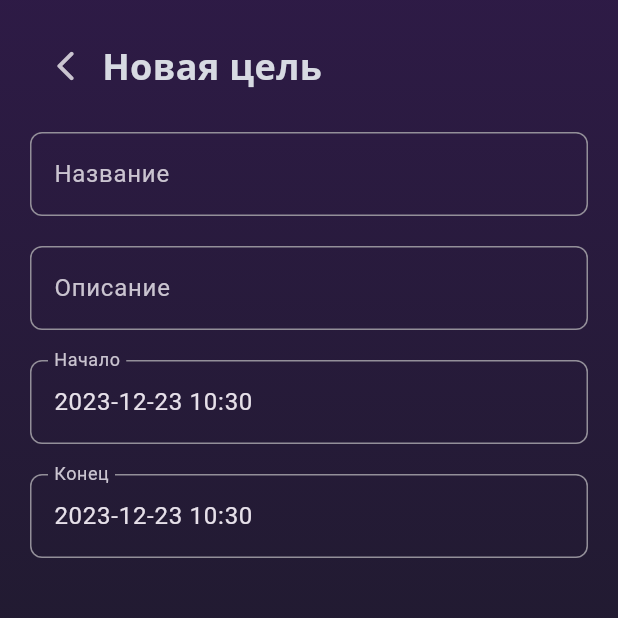
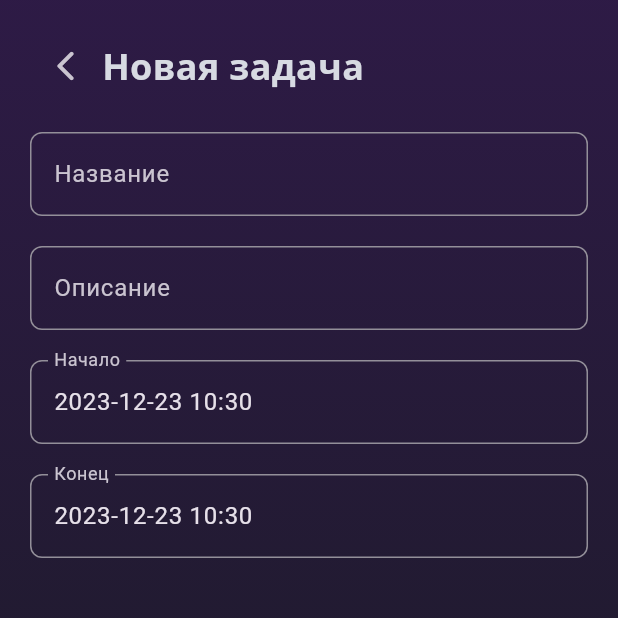
Before and after one commit to toastmanager/lifebeat, a Flutter app: the NewTaskPage screen opened by its route, on a phone screen of 412 x 824 dp, the top half of it. Run offline on Flutter 3.47's test engine with Material 2 defaults, Android fonts, the phone set to English and light mode, and no system bars; our stand-ins replace flutter_datetime_picker_plus, google_fonts, sqflite, sqflite_common_ffi; missing offline and left inert: window_manager; accounts and stored records are empty.

Commit message:
fixed heading in new task page

```diff
--- a/lib/pages/new_task_goal_page.dart
+++ b/lib/pages/new_task_goal_page.dart
@@ -223,7 +223,7 @@ class NewTaskPage extends NewItemPage {
       padding: const EdgeInsets.all(20),
       child: Column(
         children: [
-          heading(context, 'Новая цель'),
+          heading(context, 'Новая задача'),
           SizedBox(height: gap),
           defaultInputs(gap),
           SizedBox(height: gap),
```
